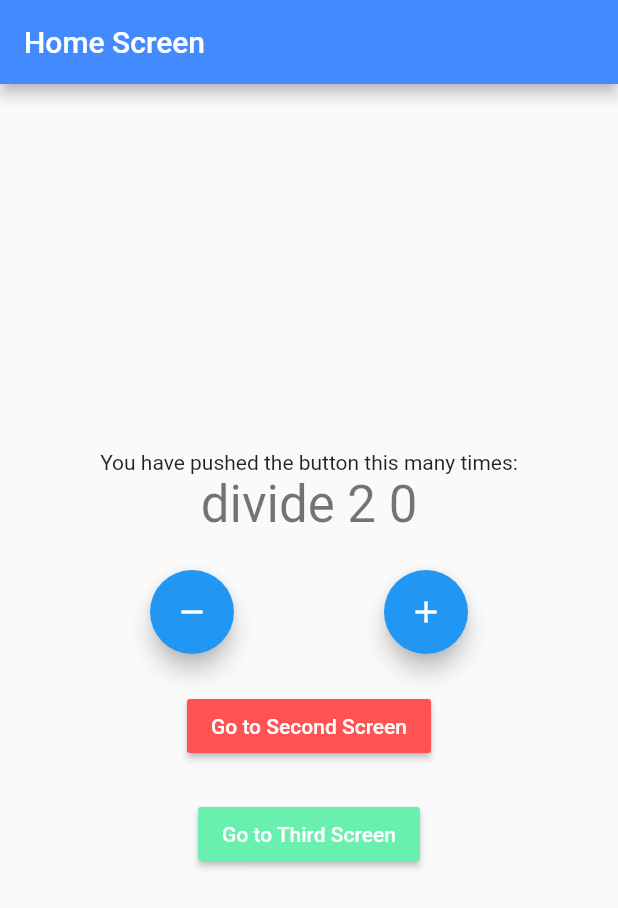
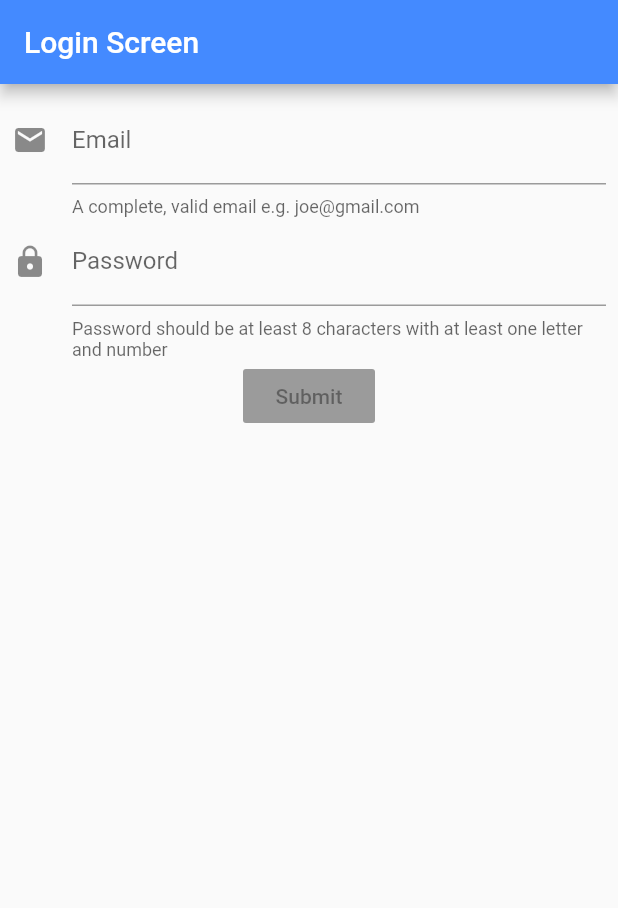
Before and after one commit to Rekrutiv/flutter_appbloc, a Flutter app: the screen it shows after launch, on a phone screen of 412 x 824 dp. Shown: the top 908 px of the screen. Run offline on Flutter 3.47's test engine with Material 2 defaults, Android fonts, the phone set to English and light mode, and no system bars; our stand-ins replace bloc, equatable, flutter_bloc, formz; statements that could not run were skipped.

Commit message:
add login form, animated container

```diff
--- a/lib/logic/cubit/counter_cubit.dart
+++ b/lib/logic/cubit/counter_cubit.dart
@@ -7,8 +7,8 @@ class CounterCubit extends Cubit<CounterState> {
   CounterCubit() : super(CounterState(counterValue: 0));
 
   void increment() => emit(
-      CounterState(counterValue: state.counterValue + 1, wasIncremented: true));
+      CounterState(counterValue: state.counterValue + 20, wasIncremented: true));
 
   void decrement() => emit
-    (CounterState(counterValue: state.counterValue - 1, wasIncremented: false));
+    (CounterState(counterValue: state.counterValue - 20, wasIncremented: false));
 }
--- /dev/null
+++ b/lib/logic/cubit/my_form_bloc.dart
@@ -0,0 +1,61 @@
+import 'dart:async';
+import 'package:bloc/bloc.dart';
+import 'package:flutter_bloc_concepts/models/models.dart';
+import 'package:formz/formz.dart';
+import 'package:meta/meta.dart';
+import 'package:equatable/equatable.dart';
+
+part 'my_form_event.dart';
+part 'my_form_state.dart';
+
+class MyFormBloc extends Bloc<MyFormEvent, MyFormState> {
+  MyFormBloc() : super(const MyFormState());
+
+  @override
+  void onTransition(Transition<MyFormEvent, MyFormState> transition) {
+    print(transition);
+    super.onTransition(transition);
+  }
+
+  @override
+  Stream<MyFormState> mapEventToState(MyFormEvent event) async* {
+    if (event is EmailChanged) {
+      final email = Email.dirty(event.email);
+      yield state.copyWith(
+        email: email.valid ? email : Email.pure(event.email),
+        status: Formz.validate([email, state.password]),
+      );
+    } else if (event is PasswordChanged) {
+      final password = Password.dirty(event.password);
+      yield state.copyWith(
+        password: password.valid ? password : Password.pure(event.password),
+        status: Formz.validate([state.email, password]),
+      );
+    } else if (event is EmailUnfocused) {
+      final email = Email.dirty(state.email.value);
+      yield state.copyWith(
+        email: email,
+        status: Formz.validate([email, state.password]),
+      );
+    } else if (event is PasswordUnfocused) {
+      final password = Password.dirty(state.password.value);
+      yield state.copyWith(
+        password: password,
+        status: Formz.validate([state.email, password]),
+      );
+    } else if (event is FormSubmitted) {
+      final email = Email.dirty(state.email.value);
+      final password = Password.dirty(state.password.value);
+      yield state.copyWith(
+        email: email,
+        password: password,
+        status: Formz.validate([email, password]),
+      );
+      if (state.status.isValidated) {
+        yield state.copyWith(status: FormzStatus.submissionInProgress);
+        await Future<void>.delayed(const Duration(seconds: 1));
+        yield state.copyWith(status: FormzStatus.submissionSuccess);
+      }
+    }
+  }
+}
--- /dev/null
+++ b/lib/logic/cubit/my_form_event.dart
@@ -0,0 +1,33 @@
+part of 'my_form_bloc.dart';
+
+abstract class MyFormEvent extends Equatable {
+  const MyFormEvent();
+
+  @override
+  List<Object> get props => [];
+}
+
+
+class EmailChanged extends MyFormEvent {
+  const EmailChanged({@required this.email});
+
+  final String email;
+
+  @override
+  List<Object> get props => [email];
+}
+
+class EmailUnfocused extends MyFormEvent {}
+
+class PasswordChanged extends MyFormEvent {
+  const PasswordChanged({@required this.password});
+
+  final String password;
+
+  @override
+  List<Object> get props => [password];
+}
+
+class PasswordUnfocused extends MyFormEvent {}
+
+class FormSubmitted extends MyFormEvent {}
--- /dev/null
+++ b/lib/logic/cubit/my_form_state.dart
@@ -0,0 +1,28 @@
+part of 'my_form_bloc.dart';
+
+class MyFormState extends Equatable {
+  const MyFormState({
+    this.email = const Email.pure(),
+    this.password = const Password.pure(),
+    this.status = FormzStatus.pure,
+  });
+
+  final Email email;
+  final Password password;
+  final FormzStatus status;
+
+  MyFormState copyWith({
+    Email email,
+    Password password,
+    FormzStatus status,
+  }) {
+    return MyFormState(
+      email: email ?? this.email,
+      password: password ?? this.password,
+      status: status ?? this.status,
+    );
+  }
+
+  @override
+  List<Object> get props => [email, password, status];
+}
--- a/lib/main.dart
+++ b/lib/main.dart
@@ -2,6 +2,8 @@ import 'package:flutter/material.dart';
 import 'package:flutter_bloc/flutter_bloc.dart';
 import 'package:flutter_bloc_concepts/logic/cubit/counter_cubit.dart';
 import 'package:flutter_bloc_concepts/presentation/router/app_router.dart';
+
+import 'logic/cubit/my_form_bloc.dart';
 
 void main() {
   runApp(MyApp());
@@ -12,8 +14,11 @@ class MyApp extends StatelessWidget {
 
   @override
   Widget build(BuildContext context) {
-    return BlocProvider<CounterCubit>(
-      create: (context) => CounterCubit(),
+    return MultiBlocProvider(
+      providers: [
+        BlocProvider(create: (context) => MyFormBloc()),
+        BlocProvider(create: (context) =>CounterCubit())
+      ],
       child: MaterialApp(
         title: 'Flutter Demo',
         theme: ThemeData(
--- /dev/null
+++ b/lib/models/email.dart
@@ -0,0 +1,17 @@
+import 'package:formz/formz.dart';
+
+enum EmailValidationError { invalid }
+
+class Email extends FormzInput<String, EmailValidationError> {
+  const Email.pure([String value = '']) : super.pure(value);
+  const Email.dirty([String value = '']) : super.dirty(value);
+
+  static final _emailRegex = RegExp(
+    r'^[a-zA-Z0-9.!#$%&’*+/=?^_`{|}~-]+@[a-zA-Z0-9-]+(?:\.[a-zA-Z0-9-]+)*$',
+  );
+
+  @override
+  EmailValidationError validator(String value) {
+    return _emailRegex.hasMatch(value) ? null : EmailValidationError.invalid;
+  }
+}
--- /dev/null
+++ b/lib/models/models.dart
@@ -0,0 +1,2 @@
+export 'email.dart';
+export 'password.dart';
--- /dev/null
+++ b/lib/models/password.dart
@@ -0,0 +1,18 @@
+import 'package:formz/formz.dart';
+
+enum PasswordValidationError { invalid }
+
+class Password extends FormzInput<String, PasswordValidationError> {
+  const Password.pure([String value = '']) : super.pure(value);
+  const Password.dirty([String value = '']) : super.dirty(value);
+
+  static final _passwordRegex =
+  RegExp(r'^(?=.*[A-Za-z])(?=.*\d)[A-Za-z\d]{8,}$');
+
+  @override
+  PasswordValidationError validator(String value) {
+    return _passwordRegex.hasMatch(value)
+        ? null
+        : PasswordValidationError.invalid;
+  }
+}
--- a/lib/presentation/router/app_router.dart
+++ b/lib/presentation/router/app_router.dart
@@ -2,7 +2,7 @@ import 'package:flutter/material.dart';
 
 import 'package:flutter_bloc_concepts/presentation/screens/home_screen.dart';
 import 'package:flutter_bloc_concepts/presentation/screens/second_screen.dart';
-import 'package:flutter_bloc_concepts/presentation/screens/third_screen.dart';
+import 'package:flutter_bloc_concepts/presentation/screens/login_screen.dart';
 
 class AppRouter {
   Route onGenerateRoute(RouteSettings settings) {
@@ -10,8 +10,8 @@ class AppRouter {
     switch (settings.name) {
       case '/':
         return MaterialPageRoute(
-          builder: (_) => HomeScreen(
-            title: "Home Screen",
+          builder: (_) =>LoginScreen(
+            title: "Login Screen",
             color: Colors.blueAccent,
           ),
         );
@@ -23,10 +23,10 @@ class AppRouter {
             homeScreenKey: key,
           ),
         );
-      case '/third':
+      case '/home':
         return MaterialPageRoute(
-          builder: (_) => ThirdScreen(
-            title: "Thirst Screen",
+          builder: (_) => HomeScreen(
+            title: "Home Screen",
             color: Colors.greenAccent,
           ),
         );
--- a/lib/presentation/screens/home_screen.dart
+++ b/lib/presentation/screens/home_screen.dart
@@ -14,6 +14,7 @@ class HomeScreen extends StatefulWidget {
 
 class _HomeScreenState extends State<HomeScreen> {
   GlobalKey<ScaffoldState> homeScreenKey = GlobalKey<ScaffoldState>();
+
   @override
   Widget build(BuildContext context) {
     return Scaffold(
@@ -23,50 +24,40 @@ class _HomeScreenState extends State<HomeScreen> {
         title: Text(widget.title),
       ),
       body: Center(
-        child: Column(
-          mainAxisAlignment: MainAxisAlignment.center,
-          children: <Widget>[
-            Text(
-              'You have pushed the button this many times:',
-            ),
-            BlocConsumer<CounterCubit, CounterState>(
+        child: BlocConsumer<CounterCubit, CounterState>(
             listener: (context, state) {
           if (state.wasIncremented == true) {
             homeScreenKey.currentState.showSnackBar(
               SnackBar(
-                      content: Text('Incremented!'),
+                content: Text('Incremented size!'),
                 duration: Duration(milliseconds: 300),
               ),
             );
           } else if (state.wasIncremented == false) {
             homeScreenKey.currentState.showSnackBar(
               SnackBar(
-                      content: Text('Decremented!'),
+                content: Text('Decremented size!'),
                 duration: Duration(milliseconds: 300),
               ),
             );
           }
-              },
-              builder: (context, state) {
-                if (state.counterValue < 0) {
-                  return Text(
-                    ' NEGATIVE ' + state.counterValue.toString(),
-                    style: Theme.of(context).textTheme.headline4,
-                  );
-                } else if (state.counterValue % 2 == 0) {
-                  return Text(
-                    'divide 2 ' + state.counterValue.toString(),
-                    style: Theme.of(context).textTheme.headline4,
-                  );
-                } else if (state.counterValue == 5) {
-                  return Text(
-                    '5',
-                    style: Theme.of(context).textTheme.headline4,
-                  );
-                } else
-                  return Text(
-                    state.counterValue.toString(),
-                    style: Theme.of(context).textTheme.headline4,
+        }, builder: (context, state) {
+          return Column(
+            mainAxisAlignment: MainAxisAlignment.center,
+            children: <Widget>[
+              MaterialButton(
+                color: Colors.redAccent,
+                splashColor: Colors.yellow,
+                shape: RoundedRectangleBorder(
+                    borderRadius: BorderRadius.circular(30.0)),
+                child: Text(
+                  'Go to Second Screen',
+                  style: TextStyle(color: Colors.white),
+                ),
+                onPressed: () {
+                  Navigator.of(context).pushNamed(
+                    '/second',
+                    arguments: homeScreenKey,
                   );
                 },
               ),
@@ -85,11 +76,22 @@ class _HomeScreenState extends State<HomeScreen> {
                     tooltip: 'Decrement',
                     child: Icon(Icons.remove),
                   ),
+                  AnimatedContainer(
+                    duration: Duration(seconds: 2),
+                    curve: Curves.bounceOut,
+                    height: 100 + state.counterValue.toDouble(),
+                    width: 100 + state.counterValue.toDouble(),
+                    decoration: BoxDecoration(
+                      color: Colors.amber,
+                      shape: BoxShape.circle,
+                    ),
+
+                  ),
                   FloatingActionButton(
                     heroTag: Text('${widget.title} 2nd'),
                     onPressed: () {
-                    // BlocProvider.of<CounterCubit>(context).increment();
-                    context.bloc<CounterCubit>().increment();
+                      BlocProvider.of<CounterCubit>(context).increment();
+                      //context.bloc<CounterCubit>().increment();
                     },
                     tooltip: 'Increment',
                     child: Icon(Icons.add),
@@ -100,35 +102,23 @@ class _HomeScreenState extends State<HomeScreen> {
                 height: 24,
               ),
               MaterialButton(
-              color: Colors.redAccent,
+                color: Colors.greenAccent,
+                splashColor: Colors.yellow,
+                shape: RoundedRectangleBorder(
+                    borderRadius: BorderRadius.circular(30.0)),
                 child: Text(
-                'Go to Second Screen',
+                  'Go to First Screen',
                   style: TextStyle(color: Colors.white),
                 ),
                 onPressed: () {
                   Navigator.of(context).pushNamed(
-                  '/second',
-                  arguments: homeScreenKey,
-                );
-              },
-            ),
-            SizedBox(
-              height: 24,
-            ),
-            MaterialButton(
-              color: Colors.greenAccent,
-              child: Text(
-                'Go to Third Screen',
-                style: TextStyle(color: Colors.white),
-              ),
-              onPressed: () {
-                Navigator.of(context).pushNamed(
-                  '/third',
+                    '/home',
                   );
                 },
               ),
             ],
-        ),
+          );
+        }),
       ),
     );
   }
--- /dev/null
+++ b/lib/presentation/screens/login_screen.dart
@@ -0,0 +1,209 @@
+import 'package:flutter/material.dart';
+import 'package:flutter_bloc/flutter_bloc.dart';
+
+import 'package:flutter_bloc_concepts/logic/cubit/my_form_bloc.dart';
+
+import 'package:flutter/foundation.dart';
+
+import 'package:formz/formz.dart';
+
+class LoginScreen extends StatefulWidget {
+  LoginScreen({Key key, this.title, this.color}) : super(key: key);
+
+  final String title;
+  final Color color;
+
+  @override
+  _LoginScreenState createState() => _LoginScreenState();
+}
+
+class _LoginScreenState extends State<LoginScreen> {
+  final _emailFocusNode = FocusNode();
+  final _passwordFocusNode = FocusNode();
+
+  @override
+  void initState() {
+    super.initState();
+    _emailFocusNode.addListener(() {
+      if (!_emailFocusNode.hasFocus) {
+        context.read<MyFormBloc>().add(EmailUnfocused());
+        FocusScope.of(context).requestFocus(_passwordFocusNode);
+      }
+    });
+    _passwordFocusNode.addListener(() {
+      if (!_passwordFocusNode.hasFocus) {
+        context.read<MyFormBloc>().add(PasswordUnfocused());
+      }
+    });
+  }
+
+  @override
+  void dispose() {
+    _emailFocusNode.dispose();
+    _passwordFocusNode.dispose();
+    super.dispose();
+  }
+
+  Widget build(BuildContext context) {
+    return Scaffold(
+      appBar: AppBar(
+        backgroundColor: widget.color,
+        title: Text(widget.title),
+      ),
+      body: BlocListener<MyFormBloc, MyFormState>(
+        listener: (context, state) {
+          if (state.status.isSubmissionSuccess) {
+            Scaffold.of(context).hideCurrentSnackBar();
+            showDialog<void>(
+              context: context,
+              builder: (_) => SuccessDialog(),
+            );
+          }
+          if (state.status.isSubmissionInProgress) {
+            Scaffold.of(context)
+              ..hideCurrentSnackBar()
+              ..showSnackBar(
+                const SnackBar(content: Text('Submitting...')),
+              );
+          }
+        },
+        child: Padding(
+          padding: const EdgeInsets.all(8.0),
+          child: SingleChildScrollView(
+            child: Column(
+              children: <Widget>[
+                EmailInput(focusNode: _emailFocusNode),
+                PasswordInput(focusNode: _passwordFocusNode),
+                SubmitButton(),
+              ],
+            ),
+          ),
+        ),
+      ),
+    );
+  }
+}
+
+class EmailInput extends StatelessWidget {
+  const EmailInput({Key key, this.focusNode}) : super(key: key);
+
+  final FocusNode focusNode;
+
+  @override
+  Widget build(BuildContext context) {
+    return BlocBuilder<MyFormBloc, MyFormState>(
+      builder: (context, state) {
+        return TextFormField(
+          initialValue: state.email.value,
+          focusNode: focusNode,
+          decoration: InputDecoration(
+            icon: const Icon(Icons.email),
+            labelText: 'Email',
+            helperText: 'A complete, valid email e.g. joe@gmail.com',
+            errorText: state.email.invalid
+                ? 'Please ensure the email entered is valid'
+                : null,
+          ),
+          keyboardType: TextInputType.emailAddress,
+          onChanged: (value) {
+            context.read<MyFormBloc>().add(EmailChanged(email: value));
+          },
+          textInputAction: TextInputAction.next,
+        );
+      },
+    );
+  }
+}
+
+class PasswordInput extends StatelessWidget {
+  const PasswordInput({Key key, this.focusNode}) : super(key: key);
+
+  final FocusNode focusNode;
+
+  @override
+  Widget build(BuildContext context) {
+    return BlocBuilder<MyFormBloc, MyFormState>(
+      builder: (context, state) {
+        return TextFormField(
+          initialValue: state.password.value,
+          focusNode: focusNode,
+          decoration: InputDecoration(
+            icon: const Icon(Icons.lock),
+            helperText:
+                '''Password should be at least 8 characters with at least one letter and number''',
+            helperMaxLines: 2,
+            labelText: 'Password',
+            errorMaxLines: 2,
+            errorText: state.password.invalid
+                ? '''Password must be at least 8 characters and contain at least one letter and number'''
+                : null,
+          ),
+          obscureText: true,
+          onChanged: (value) {
+            context.read<MyFormBloc>().add(PasswordChanged(password: value));
+          },
+          textInputAction: TextInputAction.done,
+        );
+      },
+    );
+  }
+}
+
+class SubmitButton extends StatelessWidget {
+  @override
+  Widget build(BuildContext context) {
+    return BlocBuilder<MyFormBloc, MyFormState>(
+      buildWhen: (previous, current) => previous.status != current.status,
+      builder: (context, state) {
+        return RaisedButton(
+          onPressed: state.status.isValidated
+              ? () => context.read<MyFormBloc>().add(FormSubmitted())
+              : null,
+          child: const Text('Submit'),
+        );
+      },
+    );
+  }
+}
+
+class SuccessDialog extends StatelessWidget {
+  @override
+  Widget build(BuildContext context) {
+    return Dialog(
+      shape: RoundedRectangleBorder(
+        borderRadius: BorderRadius.circular(8),
+      ),
+      child: Padding(
+        padding: const EdgeInsets.all(8.0),
+        child: Column(
+          mainAxisSize: MainAxisSize.min,
+          children: <Widget>[
+            Row(
+              mainAxisSize: MainAxisSize.max,
+              children: <Widget>[
+                const Icon(Icons.info),
+                const Flexible(
+                  child: Padding(
+                    padding: EdgeInsets.all(10),
+                    child: Text(
+                      'Form Submitted Successfully!',
+                      softWrap: true,
+                    ),
+                  ),
+                ),
+              ],
+            ),
+            RaisedButton(
+              child: const Text('OK'),
+              shape: RoundedRectangleBorder(
+                  borderRadius: BorderRadius.circular(30.0)),
+              onPressed: () => Navigator.of(context).pushNamed(
+                '/home',
+              ),
+            ),
+          ],
+        ),
+      ),
+    );
+  }
+}
--- a/pubspec.yaml
+++ b/pubspec.yaml
@@ -26,6 +26,8 @@ dependencies:
   bloc: ^6.1.1
   cupertino_icons: ^0.1.3
   flutter_bloc: ^6.1.1
+  formz: ^0.3.1
+  equatable: ^1.2.5
 
 dev_dependencies:
   flutter_test:
```
Also changed, not shown: lib/presentation/screens/third_screen.dart (deleted, +0 -126 lines), pubspec.lock. Lines whose indentation alone changed are shown as unchanged.
